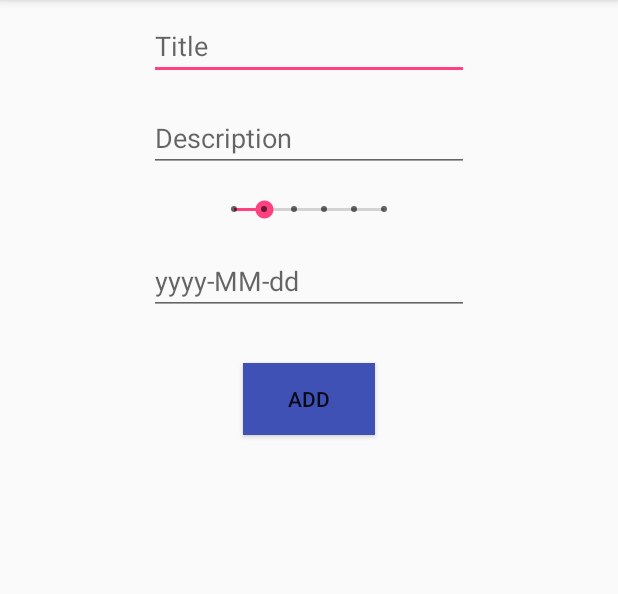
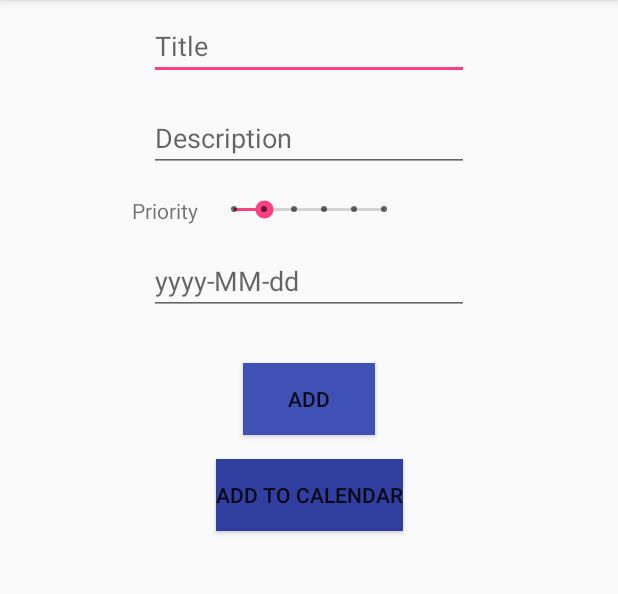
Before and after one commit to ccartas/ToDoApp, an Android app: the MenuActivity screen opened directly, with no data from a screen before it, after a tap on "ADD TODO", on a phone screen of 412 x 824 dp, the part 84-678 px from its top. Run offline under Robolectric (Android 15) with nearby library versions, the phone set to English and light mode, and no system bars.

Commit message:
Code at the halfway of the 9th meeting

```diff
--- a/app/src/main/java/cegeka/scoaladevalori/ro/todoapp/AddToDoActivity.java
+++ b/app/src/main/java/cegeka/scoaladevalori/ro/todoapp/AddToDoActivity.java
@@ -9,6 +9,10 @@ import android.widget.SeekBar;
 import android.widget.Toast;
 
 public class AddToDoActivity extends AppCompatActivity {
+    EditText editTextTitle = null;
+    EditText editTextDescription = null;
+    SeekBar seekBar = null;
+    EditText editTextDueDate = null;
 
     @Override
     protected void onCreate(Bundle savedInstanceState) {
@@ -30,4 +34,8 @@ public class AddToDoActivity extends AppCompatActivity {
             }
         });
     }
+
+    private boolean Validate() {
+        return false;
+    }
 }
--- a/app/src/main/java/cegeka/scoaladevalori/ro/todoapp/LoginActivity.java
+++ b/app/src/main/java/cegeka/scoaladevalori/ro/todoapp/LoginActivity.java
@@ -37,9 +37,7 @@ public class LoginActivity extends AppCompatActivity {
                         mPassEt.getText().toString().equals(user.password))){
 
                     Intent intent = new Intent(LoginActivity.this, MenuActivity.class);
-                    Bundle b = new Bundle();
-                    b.putSerializable("user", user);
-                    intent.putExtras(b);
+                    intent.putExtra("user", user);
                     startActivity(intent);
                 }
                 else {
--- a/app/src/main/java/cegeka/scoaladevalori/ro/todoapp/MenuActivity.java
+++ b/app/src/main/java/cegeka/scoaladevalori/ro/todoapp/MenuActivity.java
@@ -14,8 +14,7 @@ public class MenuActivity extends AppCompatActivity {
         super.onCreate(savedInstanceState);
         setContentView(R.layout.activity_menu);
 
-        Bundle b = getIntent().getExtras();
-        user = (User)b.getSerializable("user");
+        user = (User)getIntent().getSerializableExtra("user");
     }
 
     public void OpenNewToDoActivity(View view) {
--- a/app/src/main/res/layout/activity_add_to_do.xml
+++ b/app/src/main/res/layout/activity_add_to_do.xml
@@ -21,7 +21,7 @@
         app:layout_constraintTop_toTopOf="parent" />
 
     <EditText
-        android:id="@+id/editText2"
+        android:id="@+id/editTextDescription"
         android:layout_width="wrap_content"
         android:layout_height="wrap_content"
         android:layout_marginEnd="8dp"
@@ -47,10 +47,10 @@
         android:progress="1"
         app:layout_constraintEnd_toEndOf="parent"
         app:layout_constraintStart_toStartOf="parent"
-        app:layout_constraintTop_toBottomOf="@+id/editText2" />
+        app:layout_constraintTop_toBottomOf="@+id/editTextDescription" />
 
     <EditText
-        android:id="@+id/editText3"
+        android:id="@+id/editTextDueDate"
         android:layout_width="wrap_content"
         android:layout_height="wrap_content"
         android:layout_marginEnd="8dp"
@@ -74,5 +74,28 @@
         android:text="Add"
         app:layout_constraintEnd_toEndOf="parent"
         app:layout_constraintStart_toStartOf="parent"
-        app:layout_constraintTop_toBottomOf="@+id/editText3" />
+        app:layout_constraintTop_toBottomOf="@+id/editTextDueDate" />
+
+    <TextView
+        android:id="@+id/textView"
+        android:layout_width="wrap_content"
+        android:layout_height="wrap_content"
+        android:layout_marginEnd="8dp"
+        android:layout_marginTop="16dp"
+        android:text="Priority"
+        app:layout_constraintEnd_toStartOf="@+id/seekBar"
+        app:layout_constraintTop_toBottomOf="@+id/editTextDescription" />
+
+    <Button
+        android:id="@+id/button_calendar"
+        android:layout_width="wrap_content"
+        android:layout_height="wrap_content"
+        android:layout_marginEnd="8dp"
+        android:layout_marginStart="8dp"
+        android:layout_marginTop="16dp"
+        android:background="@color/colorPrimaryDark"
+        android:text="Add to calendar"
+        app:layout_constraintEnd_toEndOf="parent"
+        app:layout_constraintStart_toStartOf="parent"
+        app:layout_constraintTop_toBottomOf="@+id/button_add" />
 </android.support.constraint.ConstraintLayout>
```
